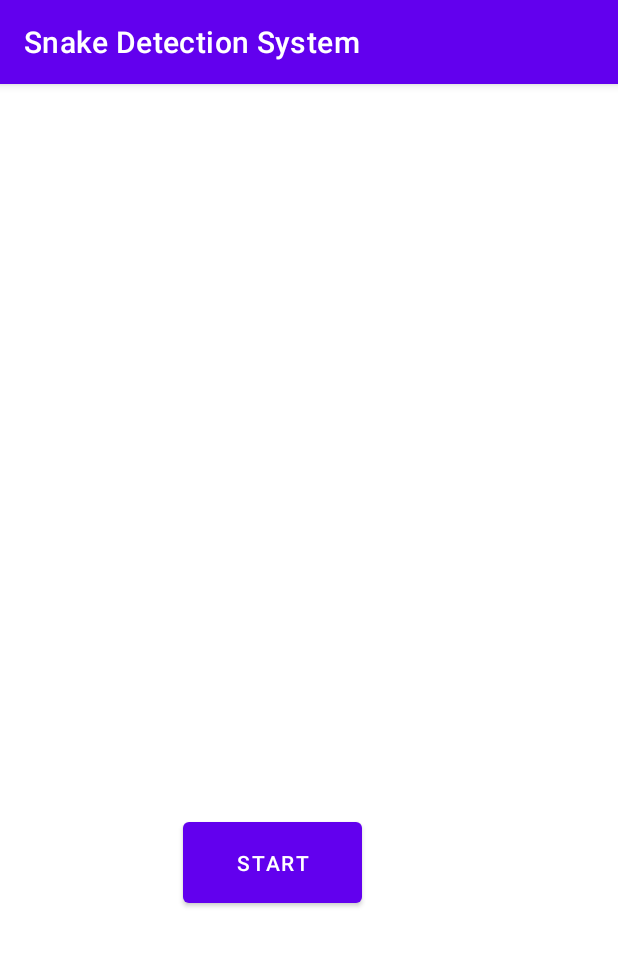
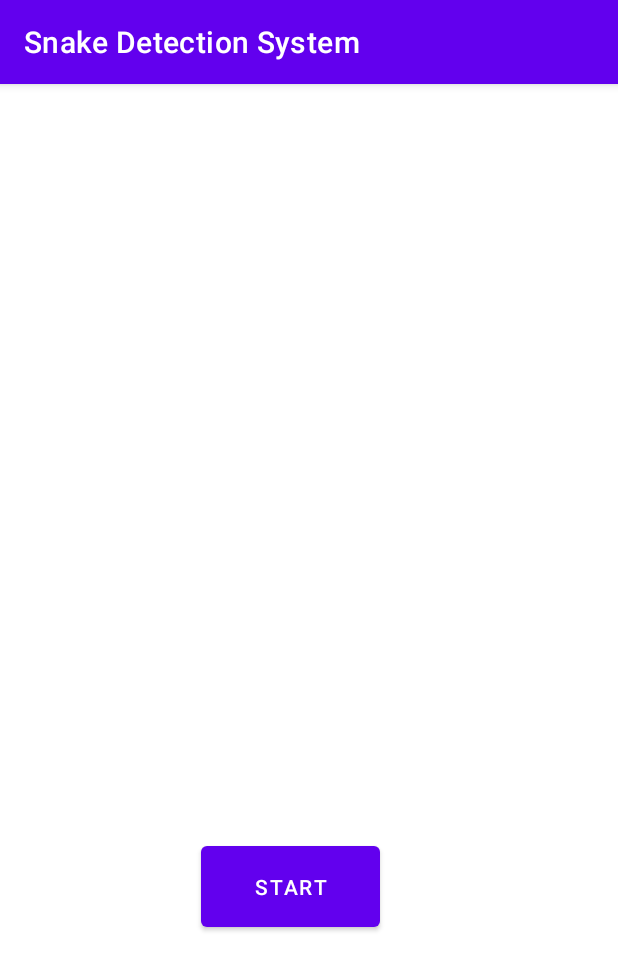
Before and after one commit to Dineshlahi/Snake-Detection-Systems, an Android app: the screen it shows after launch (MainActivity), on a phone screen of 412 x 824 dp. Shown: the top 970 px of the screen. Run offline under Robolectric (Android 15) with nearby library versions, the phone set to English and light mode, and no system bars.

Commit message:
start button

```diff
--- a/app/src/main/res/layout/activity_main.xml
+++ b/app/src/main/res/layout/activity_main.xml
@@ -11,10 +11,11 @@
         android:id="@+id/button"
         android:layout_width="119dp"
         android:layout_height="66dp"
-        android:layout_marginBottom="216dp"
+        android:layout_marginBottom="200dp"
         android:text="Start"
         app:layout_constraintBottom_toBottomOf="parent"
         app:layout_constraintEnd_toEndOf="parent"
-        app:layout_constraintHorizontal_bias="0.417"
+        app:layout_constraintHorizontal_bias="0.458"
         app:layout_constraintStart_toStartOf="parent" />
+
 </androidx.constraintlayout.widget.ConstraintLayout>
```
